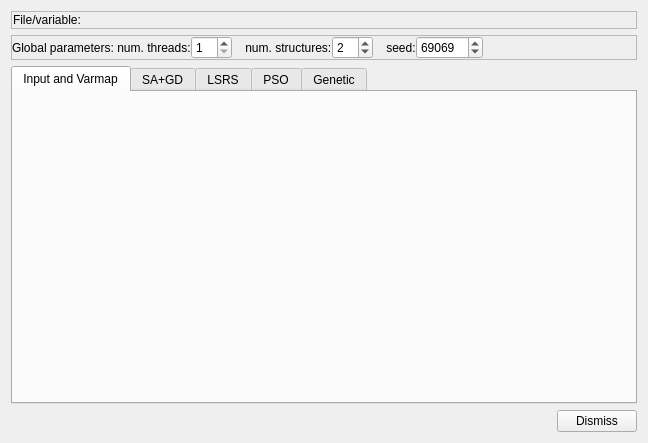
First picture: the form in dialogs/automaticvarfitdialog.ui, repository PauloCarvalhoRJ/gammaray, before the edit.
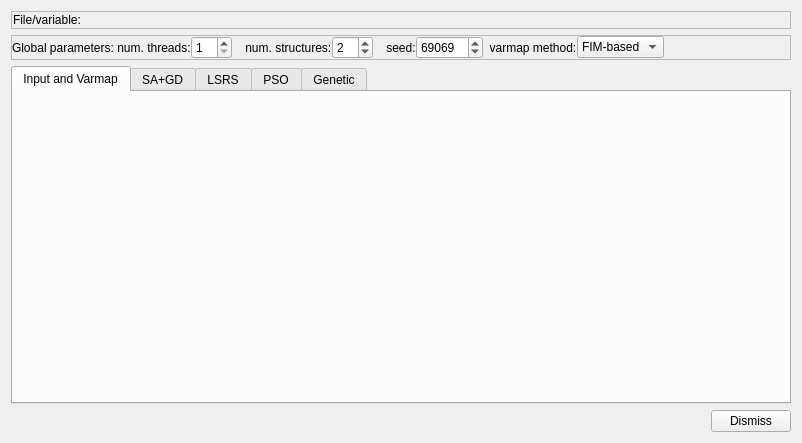
Second picture: the form after the edit. Icons and pictures are not drawn.

Commit message: AutoVarFit: added option for fast varmap computing.

What changed in the file:
```diff
--- a/dialogs/automaticvarfitdialog.ui
+++ b/dialogs/automaticvarfitdialog.ui
@@ -6,7 +6,7 @@
    <rect>
     <x>0</x>
     <y>0</y>
-    <width>648</width>
+    <width>802</width>
     <height>443</height>
    </rect>
   </property>
@@ -157,6 +157,27 @@
         </property>
        </widget>
       </item>
+      <item>
+       <widget class="QLabel" name="label_35">
+        <property name="text">
+         <string>  varmap method:</string>
+        </property>
+       </widget>
+      </item>
+      <item>
+       <widget class="QComboBox" name="cmbVarmapMethod">
+        <item>
+         <property name="text">
+          <string>FIM-based</string>
+         </property>
+        </item>
+        <item>
+         <property name="text">
+          <string>Spectral</string>
+         </property>
+        </item>
+       </widget>
+      </item>
       <item>
        <spacer name="horizontalSpacer_2">
         <property name="orientation">
```
Left out of the diff: 27 changed lines with no effect on the pictures. The commit also changes 2 other files.
